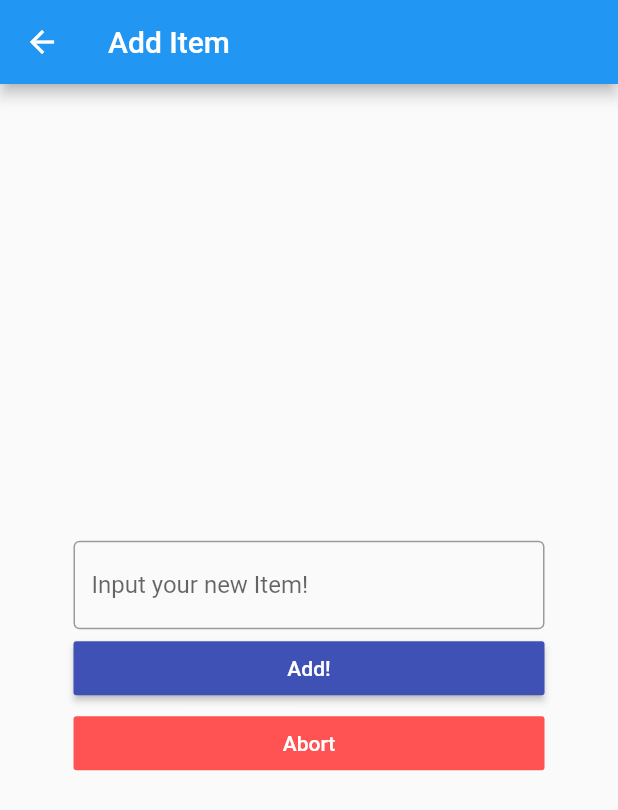
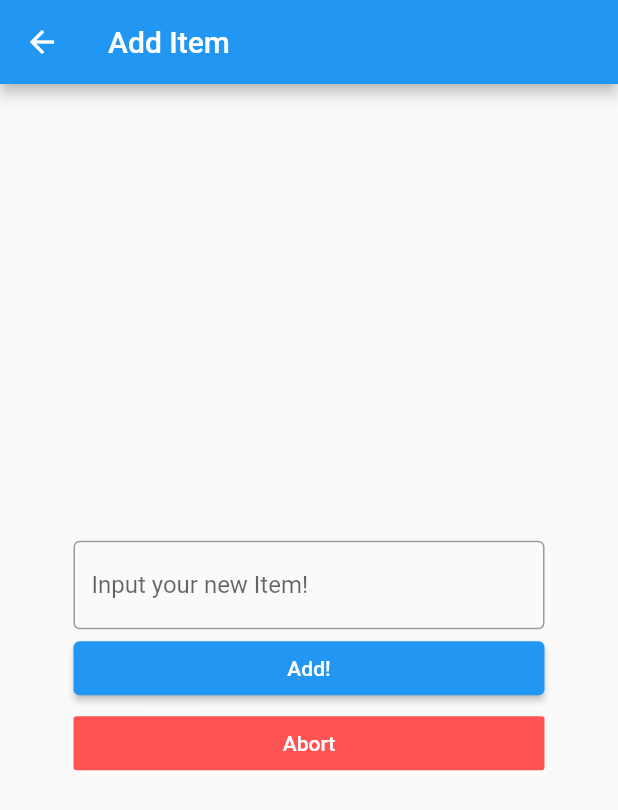
Before and after one commit to SuguruOoki/demoapp, a Flutter app: the ItemAddPage screen opened directly, on a phone screen of 412 x 824 dp. Shown: the top 810 px of the screen. Run offline on Flutter 3.47's test engine with Material 2 defaults, Android fonts, the phone set to English and light mode, and no system bars.

Commit message:
[MODIFY]RaisedButton to ElevatedButton

```diff
--- a/lib/main.dart
+++ b/lib/main.dart
@@ -143,8 +143,7 @@ class _ItemAddPageState extends State<ItemAddPage> {
             Container(
               width: double.infinity,
               margin: const EdgeInsets.all(1),
-              child: RaisedButton(
-                color: Colors.indigo,
+              child: ElevatedButton(
                 onPressed: () {
                   Navigator.of(context).pop(itemTitle);
                 },
```
